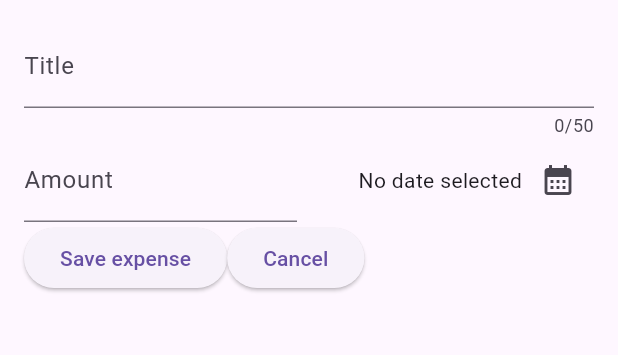
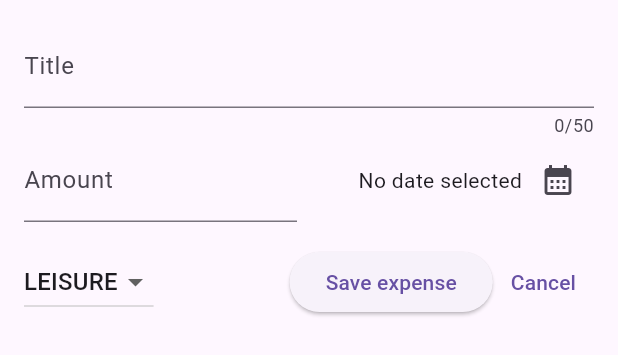
Before and after one commit to sweihmuller/Expense-Tracker, a Flutter app: the NewExpense widget shown alone on an empty page, opened directly, on a phone screen of 412 x 824 dp. Shown: the top 355 px of the screen. Run offline on Flutter 3.47's test engine with Material 3 defaults, Android fonts, the phone set to English and light mode, and no system bars.

Commit message:
Add category selection dropdown to NewExpense widget

```diff
--- a/lib/widgets/new_expense.dart
+++ b/lib/widgets/new_expense.dart
@@ -13,6 +13,7 @@ class _NewExpenseState extends State<NewExpense> {
   final _titleController = TextEditingController();
   String _enteredAmount = '';
   DateTime? _selectedDate;
+  Category _selectedCategory = Category.leisure;
 
   void _presentDatePicker() async {
     final now = DateTime.now();
@@ -82,8 +83,29 @@ class _NewExpenseState extends State<NewExpense> {
               ),
             ],
           ),
+          const SizedBox(height: 16),
           Row(
             children: [
+              DropdownButton(
+                value: _selectedCategory,
+                items: Category.values
+                    .map(
+                      (category) => DropdownMenuItem(
+                        value: category,
+                        child: Text(category.name.toUpperCase()),
+                      ),
+                    )
+                    .toList(),
+                onChanged: (value) {
+                  if (value == null) {
+                    return;
+                  }
+                  setState(() {
+                    _selectedCategory = value;
+                  });
+                },
+              ),
+              const Spacer(),
               ElevatedButton(
                 onPressed: () {
                   print(_titleController.text);
@@ -91,7 +113,7 @@ class _NewExpenseState extends State<NewExpense> {
                 },
                 child: const Text('Save expense'),
               ),
-              ElevatedButton(
+              TextButton(
                 onPressed: () {
                   Navigator.pop(context);
                 },
```
